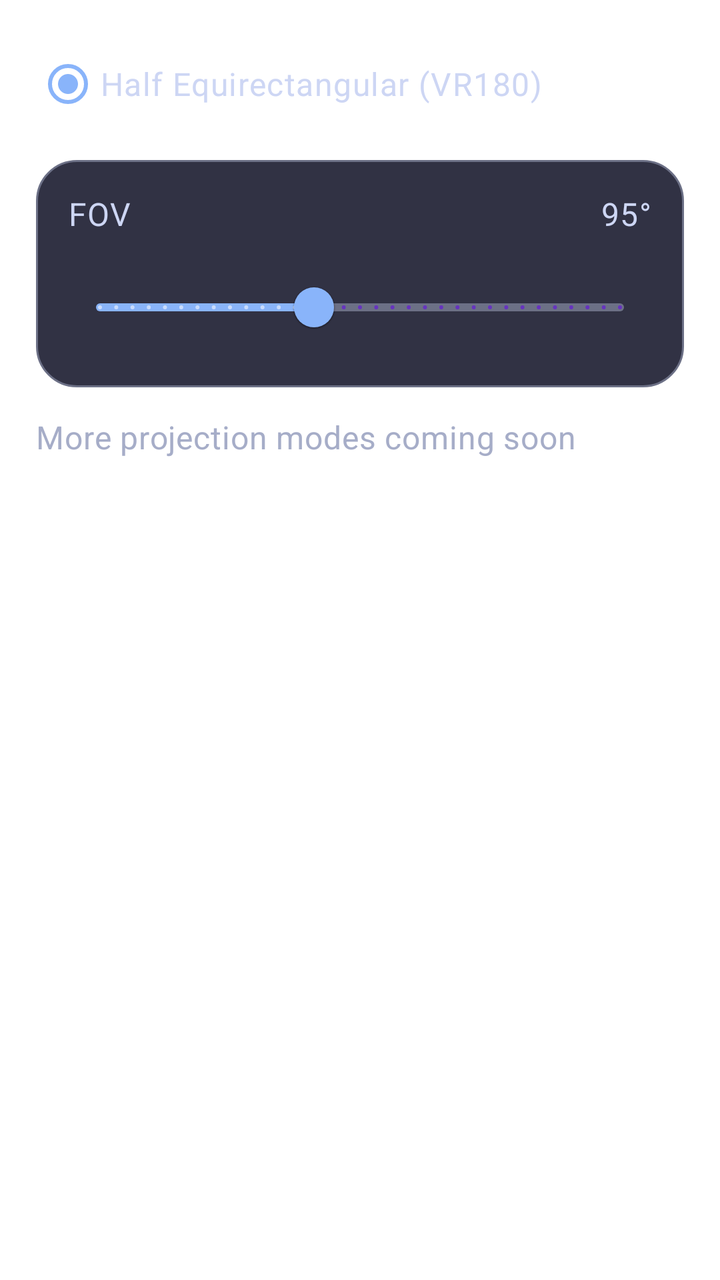
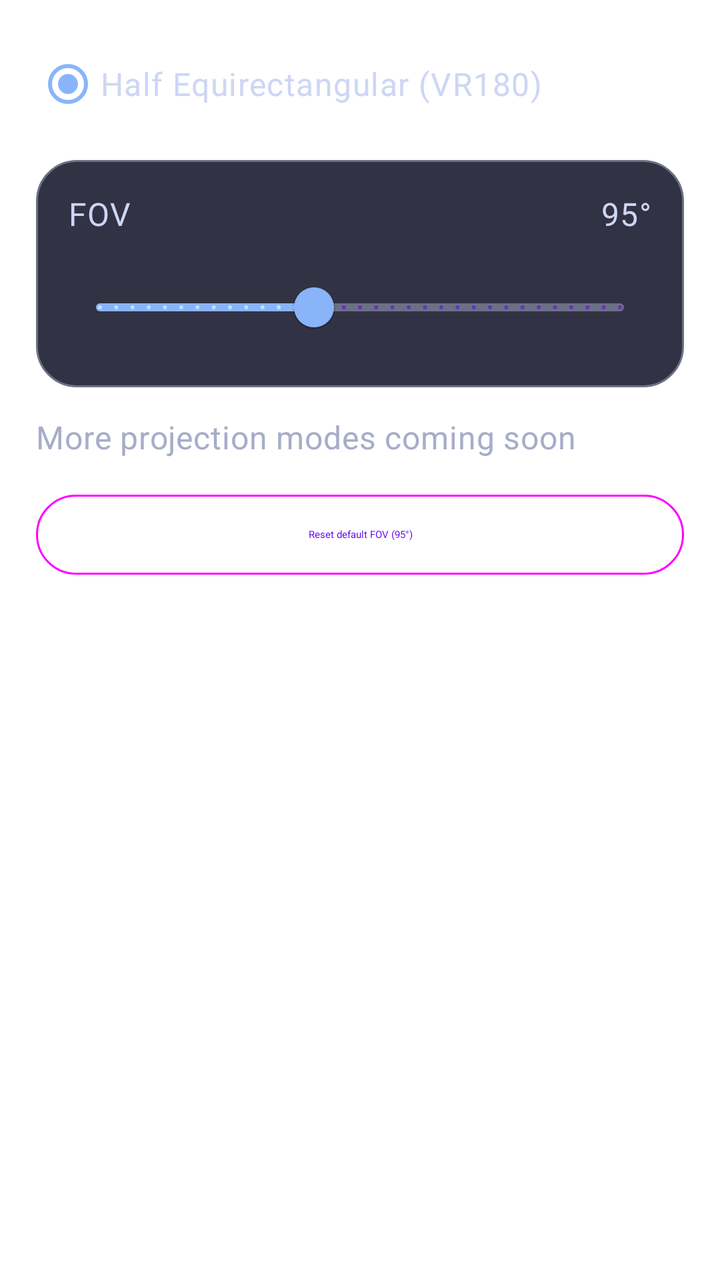

Screens rendered from an Android XML layout before and after an edit, with the pre-edit source and the edit as a unified diff.
<!-- AndroidManifest.xml: application theme Theme.Vr2xr -->
<!-- res/layout/dialog_projection_settings.xml -->
<?xml version="1.0" encoding="utf-8"?>
<LinearLayout xmlns:android="http://schemas.android.com/apk/res/android"
    xmlns:app="http://schemas.android.com/apk/res-auto"
    android:layout_width="match_parent"
    android:layout_height="wrap_content"
    android:orientation="vertical"
    android:paddingStart="@dimen/player_dialog_content_padding"
    android:paddingTop="@dimen/player_dialog_content_padding"
    android:paddingEnd="@dimen/player_dialog_content_padding"
    android:paddingBottom="@dimen/player_dialog_content_padding">

    <RadioGroup
        android:id="@+id/projectionOptionsGroup"
        android:layout_width="match_parent"
        android:layout_height="wrap_content">

        <com.google.android.material.radiobutton.MaterialRadioButton
            android:id="@+id/projectionHalfEquirectangularOption"
            android:layout_width="match_parent"
            android:layout_height="wrap_content"
            android:checked="true"
            android:paddingTop="@dimen/player_timeline_time_spacing"
            android:paddingBottom="@dimen/player_timeline_time_spacing"
            android:textAppearance="@style/TextAppearance.Vr2xr.Player.DialogItem"
            android:textColor="@color/player_controls_text_primary"
            android:text="@string/projection_half_equirectangular_vr180"
            app:buttonTint="@color/player_controls_timeline_active" />
    </RadioGroup>

    <LinearLayout
        android:id="@+id/projectionFovRow"
        android:layout_width="match_parent"
        android:layout_height="wrap_content"
        android:layout_marginTop="@dimen/player_dialog_row_spacing"
        android:background="@drawable/bg_player_touchpad"
        android:gravity="center_vertical"
        android:minHeight="@dimen/player_dialog_row_min_height"
        android:orientation="vertical"
        android:paddingStart="@dimen/player_dialog_row_horizontal_padding"
        android:paddingTop="@dimen/player_dialog_row_horizontal_padding"
        android:paddingEnd="@dimen/player_dialog_row_horizontal_padding"
        android:paddingBottom="@dimen/player_dialog_row_horizontal_padding">

        <LinearLayout
            android:layout_width="match_parent"
            android:layout_height="wrap_content"
            android:gravity="center_vertical"
            android:orientation="horizontal">

            <TextView
                style="@style/TextAppearance.Vr2xr.Player.DialogItem"
                android:layout_width="0dp"
                android:layout_height="wrap_content"
                android:layout_weight="1"
                android:text="@string/projection_fov_title" />

            <TextView
                android:id="@+id/projectionFovValueText"
                style="@style/TextAppearance.Vr2xr.Player.DialogItem"
                android:layout_width="wrap_content"
                android:layout_height="wrap_content"
                android:text="@string/projection_fov_default_value" />
        </LinearLayout>

        <com.google.android.material.slider.Slider
            android:id="@+id/projectionFovSlider"
            android:layout_width="match_parent"
            android:layout_height="wrap_content"
            android:layout_marginTop="@dimen/player_timeline_time_spacing"
            android:contentDescription="@string/projection_fov_title"
            android:stepSize="1"
            android:value="95"
            android:valueFrom="60"
            android:valueTo="145"
            app:haloColor="@color/player_controls_timeline_halo"
            app:labelBehavior="gone"
            app:thumbColor="@color/player_controls_timeline_active"
            app:trackColorActive="@color/player_controls_timeline_active"
            app:trackColorInactive="@color/player_controls_timeline_inactive" />
    </LinearLayout>

    <TextView
        style="@style/TextAppearance.Vr2xr.Player.TimeLabel"
        android:layout_width="match_parent"
        android:layout_height="wrap_content"
        android:layout_marginTop="@dimen/player_dialog_row_spacing"
        android:text="@string/projection_settings_more_coming_soon" />
</LinearLayout>
<!-- resources referenced by this layout -->
<resources>
  <color name="player_controls_text_primary">@color/catppuccin_mocha_text</color>
  <color name="player_controls_timeline_active">@color/catppuccin_mocha_blue</color>
  <color name="player_controls_timeline_halo">#3389B4FA</color>
  <color name="player_controls_timeline_inactive">@color/catppuccin_mocha_overlay0</color>
  <dimen name="player_dialog_content_padding">18dp</dimen>
  <dimen name="player_dialog_row_horizontal_padding">16dp</dimen>
  <dimen name="player_dialog_row_min_height">56dp</dimen>
  <dimen name="player_dialog_row_spacing">14dp</dimen>
  <dimen name="player_timeline_time_spacing">12dp</dimen>
  <!-- drawable bg_player_touchpad (drawable) -->
  <?xml version="1.0" encoding="utf-8"?>
  <shape xmlns:android="http://schemas.android.com/apk/res/android"
      android:shape="rectangle">
      <solid android:color="@color/player_touchpad_background" />
      <stroke
          android:width="@dimen/player_touchpad_stroke_width"
          android:color="@color/player_touchpad_outline" />
      <corners android:radius="@dimen/player_touchpad_corner_radius" />
  </shape>
  <string name="projection_fov_default_value">95\u00B0</string>
  <string name="projection_fov_title">FOV</string>
  <string name="projection_half_equirectangular_vr180">Half Equirectangular (VR180)</string>
  <string name="projection_settings_more_coming_soon">More projection modes coming soon</string>
  <style name="TextAppearance.Vr2xr.Player.DialogItem" parent="TextAppearance.MaterialComponents.Body1">
          <item name="android:fontFamily">sans-serif-medium</item>
          <item name="android:textColor">@color/player_controls_text_primary</item>
      </style>
  <style name="TextAppearance.Vr2xr.Player.TimeLabel" parent="TextAppearance.MaterialComponents.Body2">
          <item name="android:fontFamily">sans-serif-medium</item>
          <item name="android:textColor">@color/player_controls_text_secondary</item>
          <item name="android:textSize">@dimen/player_controls_time_text_size</item>
      </style>
  <style name="Theme.Vr2xr" parent="Theme.MaterialComponents.DayNight.NoActionBar">
          <item name="android:windowFullscreen">false</item>
      </style>
  <color name="catppuccin_mocha_text">#CDD6F4</color>
  <color name="catppuccin_mocha_blue">#89B4FA</color>
  <color name="catppuccin_mocha_overlay0">#6C7086</color>
  <color name="player_touchpad_background">@color/catppuccin_mocha_surface0</color>
  <dimen name="player_touchpad_stroke_width">1dp</dimen>
  <color name="player_touchpad_outline">@color/catppuccin_mocha_overlay0</color>
  <dimen name="player_touchpad_corner_radius">20dp</dimen>
  <color name="player_controls_text_secondary">@color/catppuccin_mocha_subtext0</color>
  <dimen name="player_controls_time_text_size">16sp</dimen>
  <color name="catppuccin_mocha_surface0">#313244</color>
  <color name="catppuccin_mocha_subtext0">#A6ADC8</color>
</resources>

<!-- the commit's change to res/layout/dialog_projection_settings.xml (unified diff, before → after) -->
@@ -85,4 +85,12 @@
         android:layout_height="wrap_content"
         android:layout_marginTop="@dimen/player_dialog_row_spacing"
         android:text="@string/projection_settings_more_coming_soon" />
+
+    <com.google.android.material.button.MaterialButton
+        android:id="@+id/projectionResetFovButton"
+        style="@style/Widget.Material3.Button.OutlinedButton"
+        android:layout_width="match_parent"
+        android:layout_height="wrap_content"
+        android:layout_marginTop="@dimen/player_dialog_row_spacing"
+        android:text="@string/projection_fov_reset_default" />
 </LinearLayout>
<!-- resource entries referenced after the edit -->
@@ -20,6 +20,7 @@
       <corners android:radius="@dimen/player_touchpad_corner_radius" />
   </shape>
   <string name="projection_fov_default_value">95\u00B0</string>
+  <string name="projection_fov_reset_default">Reset default FOV (95\u00B0)</string>
   <string name="projection_fov_title">FOV</string>
   <string name="projection_half_equirectangular_vr180">Half Equirectangular (VR180)</string>
   <string name="projection_settings_more_coming_soon">More projection modes coming soon</string>
